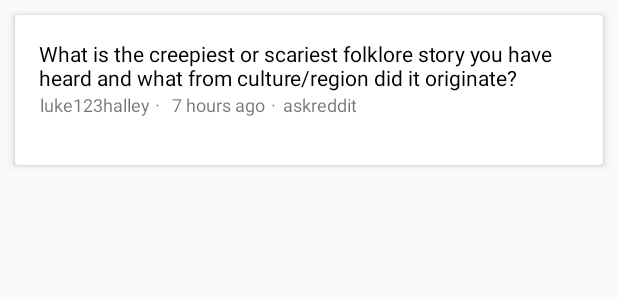
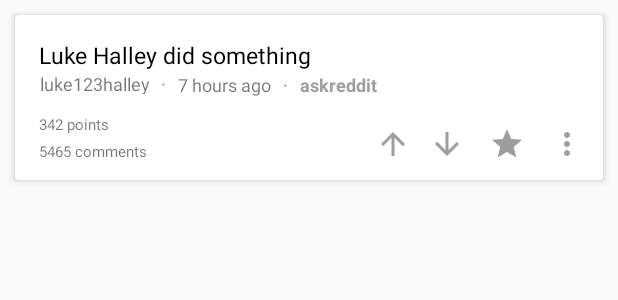
Before and after one commit to lukehalley/reduke, an Android app: the layout card_post.xml on its own in the app's theme, with its tools: preview values and no code run, on a phone screen of 412 x 824 dp. Shown: the top 300 px of the screen. Run offline under Robolectric (Android 15) with nearby library versions, the phone set to English and light mode, and no system bars.

Commit message:
added all buttons and ui components

```diff
--- a/Reduke/build.gradle
+++ b/Reduke/build.gradle
@@ -40,4 +40,5 @@ dependencies {
     testImplementation 'junit:junit:4.12'
     androidTestImplementation 'com.android.support.test:runner:1.0.2'
     androidTestImplementation 'com.android.support.test.espresso:espresso-core:3.0.2'
+    implementation 'com.android.support:recyclerview-v7:28.0.0'
 }
--- /dev/null
+++ b/Reduke/src/main/res/drawable/downvote.xml
@@ -0,0 +1,9 @@
+<vector xmlns:android="http://schemas.android.com/apk/res/android"
+    android:width="24dp"
+    android:height="24dp"
+    android:viewportWidth="24.0"
+    android:viewportHeight="24.0">
+    <path
+        android:fillColor="#FF9E9E9E"
+        android:pathData="M20,12l-1.41,-1.41L13,16.17V4h-2v12.17l-5.58,-5.59L4,12l8,8 8,-8z" />
+</vector>
--- /dev/null
+++ b/Reduke/src/main/res/drawable/ic_star_black_24dp.xml
@@ -0,0 +1,9 @@
+<vector xmlns:android="http://schemas.android.com/apk/res/android"
+    android:width="24dp"
+    android:height="24dp"
+    android:viewportWidth="24.0"
+    android:viewportHeight="24.0">
+    <path
+        android:fillColor="#FF9E9E9E"
+        android:pathData="M12,17.27L18.18,21l-1.64,-7.03L22,9.24l-7.19,-0.61L12,2 9.19,8.63 2,9.24l5.46,4.73L5.82,21z" />
+</vector>
--- /dev/null
+++ b/Reduke/src/main/res/drawable/menu.xml
@@ -0,0 +1,9 @@
+<vector xmlns:android="http://schemas.android.com/apk/res/android"
+    android:width="24dp"
+    android:height="24dp"
+    android:viewportWidth="24.0"
+    android:viewportHeight="24.0">
+    <path
+        android:fillColor="#FF9E9E9E"
+        android:pathData="M12,8c1.1,0 2,-0.9 2,-2s-0.9,-2 -2,-2 -2,0.9 -2,2 0.9,2 2,2zM12,10c-1.1,0 -2,0.9 -2,2s0.9,2 2,2 2,-0.9 2,-2 -0.9,-2 -2,-2zM12,16c-1.1,0 -2,0.9 -2,2s0.9,2 2,2 2,-0.9 2,-2 -0.9,-2 -2,-2z" />
+</vector>
--- /dev/null
+++ b/Reduke/src/main/res/drawable/upvote.xml
@@ -0,0 +1,9 @@
+<vector xmlns:android="http://schemas.android.com/apk/res/android"
+    android:width="24dp"
+    android:height="24dp"
+    android:viewportWidth="24.0"
+    android:viewportHeight="24.0">
+    <path
+        android:fillColor="#FF9E9E9E"
+        android:pathData="M4,12l1.41,1.41L11,7.83V20h2V7.83l5.58,5.59L20,12l-8,-8 -8,8z" />
+</vector>
--- a/Reduke/src/main/res/layout/card_post.xml
+++ b/Reduke/src/main/res/layout/card_post.xml
@@ -1,8 +1,9 @@
 <?xml version="1.0" encoding="utf-8"?>
 <android.support.v7.widget.CardView xmlns:android="http://schemas.android.com/apk/res/android"
     xmlns:app="http://schemas.android.com/apk/res-auto"
+    android:id="@+id/cardView"
     android:layout_width="match_parent"
-    android:layout_height="wrap_content"
+    android:layout_height="110dp"
     android:layout_marginLeft="10dp"
     android:layout_marginTop="10dp"
     android:layout_marginRight="10dp"
@@ -13,7 +14,7 @@
     <android.support.constraint.ConstraintLayout
         android:id="@+id/linearLayout"
         android:layout_width="match_parent"
-        android:layout_height="100dp">
+        android:layout_height="match_parent">
 
         <TextView
             android:id="@+id/cardPostTitle"
@@ -23,9 +24,9 @@
             android:layout_marginTop="16dp"
             android:layout_marginEnd="8dp"
             android:contentDescription="@string/title_of_the_post_card"
-            android:text="What is the creepiest or scariest folklore story you have heard and what from culture/region did it originate?"
+            android:text="Luke Halley did something"
             android:textColor="@android:color/black"
-            android:textSize="14sp"
+            android:textSize="15sp"
             app:layout_constraintEnd_toEndOf="parent"
             app:layout_constraintHorizontal_bias="0.266"
             app:layout_constraintStart_toStartOf="parent"
@@ -33,24 +34,50 @@
             app:layout_constraintVertical_chainStyle="packed" />
 
         <TextView
-            android:id="@+id/cardRedukeOwner"
+            android:id="@+id/cardPostOwner"
             android:layout_width="wrap_content"
-            android:layout_height="wrap_content"
+            android:layout_height="15dp"
             android:layout_marginStart="16dp"
-            android:layout_marginEnd="4dp"
-            android:layout_marginBottom="8dp"
             android:contentDescription="@string/user_who_created_the_post_card"
             android:text="luke123halley"
             android:textAlignment="center"
             android:textSize="12sp"
-            app:layout_constraintBottom_toBottomOf="parent"
-            app:layout_constraintEnd_toStartOf="@+id/point"
             app:layout_constraintStart_toStartOf="parent"
-            app:layout_constraintTop_toBottomOf="@+id/cardPostTitle"
-            app:layout_constraintVertical_bias="0.0" />
+            app:layout_constraintTop_toBottomOf="@+id/cardPostTitle" />
 
         <TextView
-            android:id="@+id/cardRedukeOwner2"
+            android:id="@+id/cardPostPointCount"
+            android:layout_width="wrap_content"
+            android:layout_height="wrap_content"
+            android:layout_marginStart="16dp"
+            android:layout_marginEnd="8dp"
+            android:layout_marginBottom="4dp"
+            android:contentDescription="@string/user_who_created_the_post_card"
+            android:text="342 points"
+            android:textAlignment="center"
+            android:textSize="10sp"
+            app:layout_constraintBottom_toTopOf="@+id/cardPostCommentCount"
+            app:layout_constraintEnd_toStartOf="@+id/cardUpvotePost"
+            app:layout_constraintHorizontal_bias="0.0"
+            app:layout_constraintStart_toStartOf="parent"
+            app:layout_constraintTop_toBottomOf="@+id/cardPostOwner"
+            app:layout_constraintVertical_bias="1.0" />
+
+        <TextView
+            android:id="@+id/cardPostCommentCount"
+            android:layout_width="wrap_content"
+            android:layout_height="wrap_content"
+            android:layout_marginStart="16dp"
+            android:layout_marginBottom="12dp"
+            android:contentDescription="@string/user_who_created_the_post_card"
+            android:text="5465 comments"
+            android:textAlignment="center"
+            android:textSize="10sp"
+            app:layout_constraintBottom_toBottomOf="parent"
+            app:layout_constraintStart_toStartOf="parent" />
+
+        <TextView
+            android:id="@+id/cardPostTimestamp"
             android:layout_width="wrap_content"
             android:layout_height="wrap_content"
             android:layout_marginStart="8dp"
@@ -61,47 +88,109 @@
             app:layout_constraintBottom_toBottomOf="parent"
             app:layout_constraintStart_toEndOf="@+id/point"
             app:layout_constraintTop_toBottomOf="@+id/cardPostTitle"
-            app:layout_constraintVertical_bias="0.0" />
+            app:layout_constraintVertical_bias="0.015" />
 
         <TextView
-            android:id="@+id/cardRedukeOwner4"
+            android:id="@+id/cardPostSubreddit"
             android:layout_width="wrap_content"
             android:layout_height="wrap_content"
-            android:layout_marginStart="4dp"
+            android:layout_marginStart="8dp"
             android:contentDescription="@string/user_who_created_the_post_card"
             android:text="askreddit"
             android:textAlignment="center"
+            android:textColor="@color/colorDisabled"
             android:textSize="12sp"
+            android:textStyle="bold"
             app:layout_constraintBottom_toBottomOf="parent"
             app:layout_constraintStart_toEndOf="@+id/point2"
             app:layout_constraintTop_toBottomOf="@+id/cardPostTitle"
-            app:layout_constraintVertical_bias="0.0" />
+            app:layout_constraintVertical_bias="0.015" />
+
+        <TextView
+            android:id="@+id/point2"
+            android:layout_width="wrap_content"
+            android:layout_height="wrap_content"
+            android:layout_marginStart="8dp"
+            android:contentDescription="@string/user_who_created_the_post_card"
+            android:text="·"
+            android:textAlignment="center"
+            android:textSize="12sp"
+            app:layout_constraintStart_toEndOf="@+id/cardPostTimestamp"
+            app:layout_constraintTop_toTopOf="@+id/cardPostTimestamp" />
 
         <TextView
             android:id="@+id/point"
             android:layout_width="wrap_content"
             android:layout_height="wrap_content"
+            android:layout_marginStart="8dp"
             android:contentDescription="@string/user_who_created_the_post_card"
             android:text="·"
             android:textAlignment="center"
             android:textSize="12sp"
-            app:layout_constraintEnd_toStartOf="@+id/cardRedukeOwner2"
-            app:layout_constraintStart_toEndOf="@+id/cardRedukeOwner"
-            app:layout_constraintTop_toTopOf="@+id/cardRedukeOwner2" />
+            app:layout_constraintStart_toEndOf="@+id/cardPostOwner"
+            app:layout_constraintTop_toBottomOf="@+id/cardPostTitle" />
 
-        <TextView
-            android:id="@+id/point2"
+        <ImageButton
+            android:id="@+id/cardUpvotePost"
             android:layout_width="wrap_content"
             android:layout_height="wrap_content"
-            android:layout_marginStart="4dp"
+            android:layout_marginStart="152dp"
+            android:layout_marginTop="8dp"
+            android:layout_marginBottom="8dp"
+            android:background="@color/transparent"
+            app:layout_constraintBottom_toBottomOf="parent"
+            app:layout_constraintStart_toEndOf="@+id/cardPostCommentCount"
+            app:layout_constraintTop_toBottomOf="@+id/cardPostOwner"
+            app:layout_constraintVertical_bias="0.771"
+            app:srcCompat="@drawable/upvote" />
+
+        <ImageButton
+            android:id="@+id/cardFavouritePost"
+            android:layout_width="wrap_content"
+            android:layout_height="wrap_content"
+            android:layout_marginStart="8dp"
+            android:layout_marginTop="8dp"
             android:layout_marginEnd="8dp"
-            android:contentDescription="@string/user_who_created_the_post_card"
-            android:text="·"
-            android:textAlignment="center"
-            android:textSize="12sp"
-            app:layout_constraintEnd_toStartOf="@+id/cardRedukeOwner4"
-            app:layout_constraintStart_toEndOf="@+id/cardRedukeOwner2"
-            app:layout_constraintTop_toTopOf="@+id/cardRedukeOwner2" />
+            android:layout_marginBottom="8dp"
+            android:background="@color/transparent"
+            app:layout_constraintBottom_toBottomOf="parent"
+            app:layout_constraintEnd_toStartOf="@+id/cardPostMenu"
+            app:layout_constraintStart_toEndOf="@+id/cardDownvotePost"
+            app:layout_constraintTop_toBottomOf="@+id/cardPostOwner"
+            app:layout_constraintVertical_bias="0.771"
+            app:srcCompat="@drawable/ic_star_black_24dp" />
+
+        <ImageButton
+            android:id="@+id/cardPostMenu"
+            android:layout_width="wrap_content"
+            android:layout_height="wrap_content"
+            android:layout_marginStart="8dp"
+            android:layout_marginTop="8dp"
+            android:layout_marginEnd="16dp"
+            android:layout_marginBottom="8dp"
+            android:background="@color/transparent"
+            app:layout_constraintBottom_toBottomOf="parent"
+            app:layout_constraintEnd_toEndOf="parent"
+            app:layout_constraintStart_toEndOf="@+id/cardFavouritePost"
+            app:layout_constraintTop_toBottomOf="@+id/cardPostOwner"
+            app:layout_constraintVertical_bias="0.771"
+            app:srcCompat="@drawable/menu" />
+
+        <ImageButton
+            android:id="@+id/cardDownvotePost"
+            android:layout_width="wrap_content"
+            android:layout_height="wrap_content"
+            android:layout_marginStart="16dp"
+            android:layout_marginTop="8dp"
+            android:layout_marginEnd="8dp"
+            android:layout_marginBottom="8dp"
+            android:background="@color/transparent"
+            app:layout_constraintBottom_toBottomOf="parent"
+            app:layout_constraintEnd_toStartOf="@+id/cardFavouritePost"
+            app:layout_constraintStart_toEndOf="@+id/cardUpvotePost"
+            app:layout_constraintTop_toBottomOf="@+id/cardPostOwner"
+            app:layout_constraintVertical_bias="0.771"
+            app:srcCompat="@drawable/downvote" />
 
     </android.support.constraint.ConstraintLayout>
 
```
